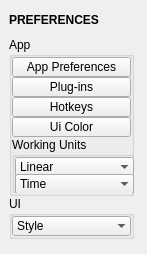
Before: the Qt Designer form tentacle/ui/preferences.ui in m3trik/tentacle, drawn with Qt 5.
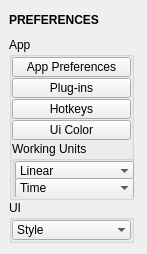
After: the same form once the commit is applied. Custom widgets are drawn as their Qt base class.

```diff
--- a/tentacle/ui/preferences.ui
+++ b/tentacle/ui/preferences.ui
@@ -88,7 +88,7 @@
         </property>
         <layout class="QVBoxLayout" name="verticalLayout_3">
          <property name="spacing">
-          <number>0</number>
+          <number>1</number>
          </property>
          <property name="leftMargin">
           <number>0</number>
@@ -308,7 +308,7 @@
         </property>
         <layout class="QVBoxLayout" name="verticalLayout_5">
          <property name="spacing">
-          <number>0</number>
+          <number>1</number>
          </property>
          <property name="leftMargin">
           <number>0</number>
```
Left out of the diff: 2 changed lines with no effect on the pictures.
